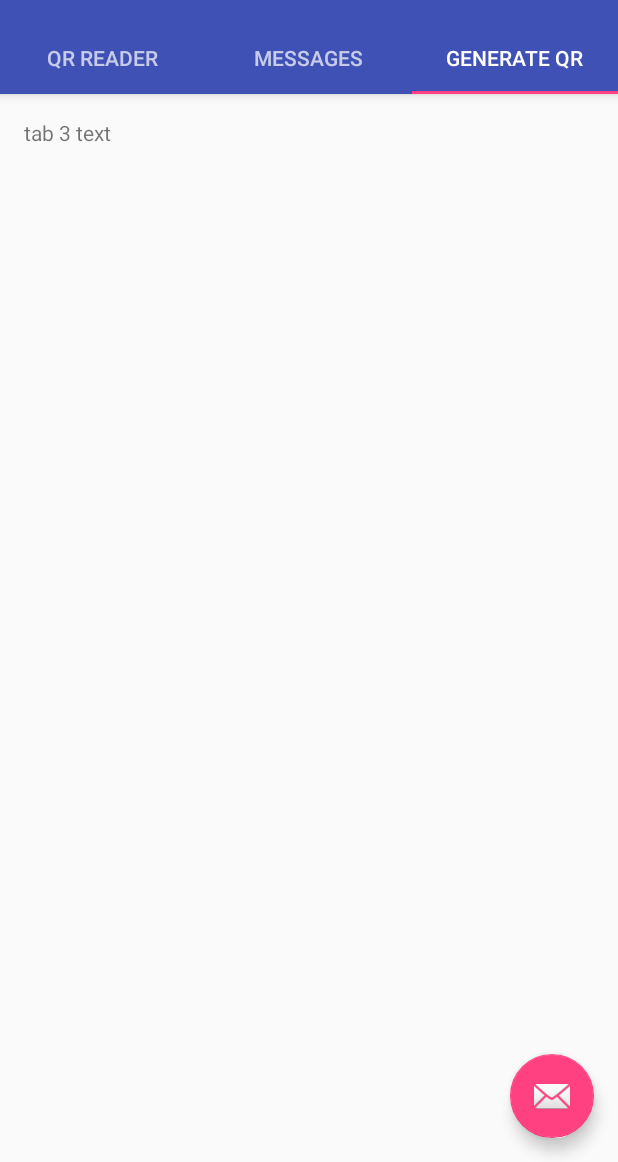
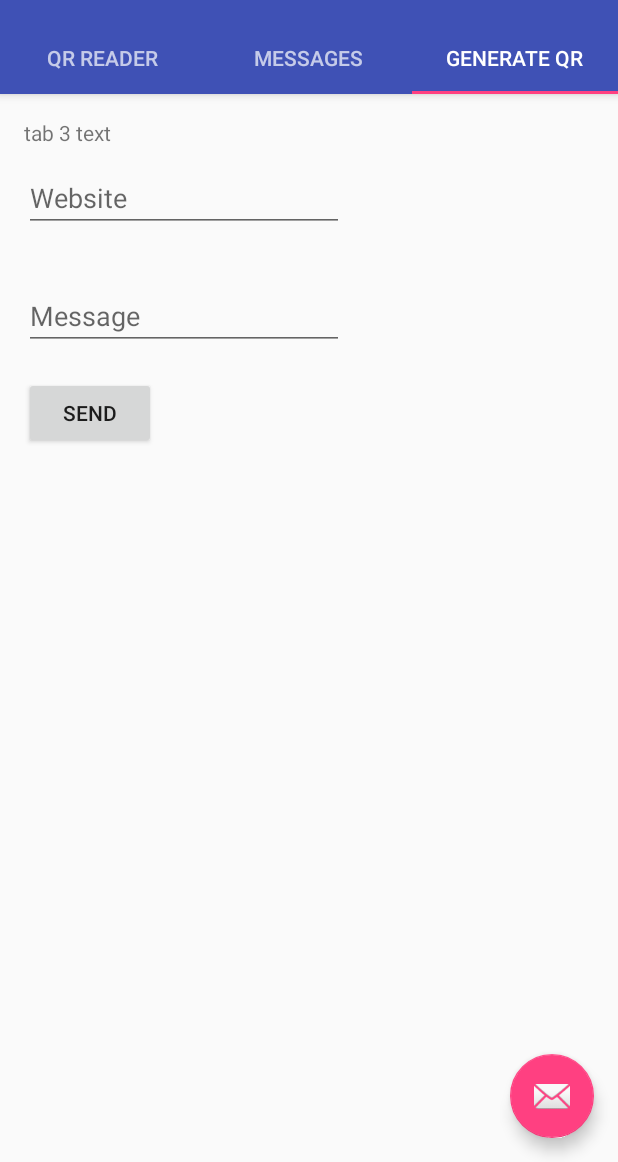
Before and after one commit to jimenezhenry/DigiDrop, an Android app: the screen it shows after launch (MainActivity), tab 3 chosen, on a phone screen of 412 x 824 dp, the part 74-1236 px from its top. Run offline under Robolectric (Android 15) with nearby library versions, the phone set to English and light mode, and no system bars.

Commit message:
Post messages

```diff
--- a/app/src/main/AndroidManifest.xml
+++ b/app/src/main/AndroidManifest.xml
@@ -1,7 +1,8 @@
 <?xml version="1.0" encoding="utf-8"?>
 <manifest xmlns:android="http://schemas.android.com/apk/res/android"
     package="com.example.henry.digidrop">
-
+    <uses-permission android:name="android.permission.INTERNET" />
+    <uses-permission android:name="android.permission.ACCESS_NETWORK_STATE" />
     <application
         android:allowBackup="true"
         android:icon="@mipmap/ic_launcher"
--- a/app/src/main/res/layout/tab3.xml
+++ b/app/src/main/res/layout/tab3.xml
@@ -14,4 +14,38 @@
         android:layout_height="wrap_content"
         android:text = "tab 3 text"/>
 
+    <EditText
+        android:id="@+id/editText"
+        android:layout_width="wrap_content"
+        android:layout_height="wrap_content"
+        android:layout_alignParentLeft="true"
+        android:layout_alignParentStart="true"
+        android:layout_below="@+id/section_label"
+        android:layout_marginTop="11dp"
+        android:ems="10"
+        android:inputType="textPersonName"
+        android:hint="Website" />
+
+    <EditText
+        android:id="@+id/editText2"
+        android:layout_width="wrap_content"
+        android:layout_height="wrap_content"
+        android:layout_alignParentLeft="true"
+        android:layout_alignParentStart="true"
+        android:layout_below="@+id/editText"
+        android:layout_marginTop="33dp"
+        android:ems="10"
+        android:inputType="textPersonName"
+        android:hint="Message" />
+
+    <Button
+        android:id="@+id/button"
+        android:layout_width="wrap_content"
+        android:layout_height="wrap_content"
+        android:layout_marginTop="18dp"
+        android:text="Send"
+        android:layout_below="@+id/editText2"
+        android:layout_alignParentLeft="true"
+        android:layout_alignParentStart="true" />
+
 </RelativeLayout>
```
Also changed, not shown: app/src/main/java/com/example/henry/digidrop/MainActivity.java (+18 -1 lines), app/src/main/java/com/example/henry/digidrop/tab3.java (+42 -0 lines).
